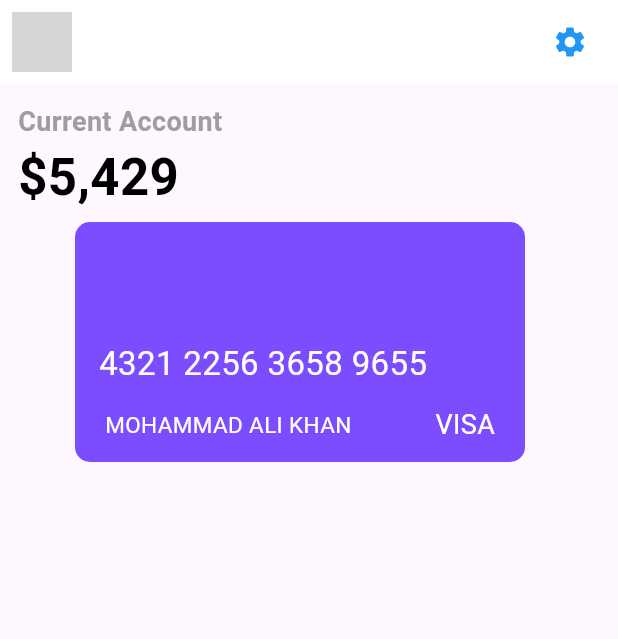
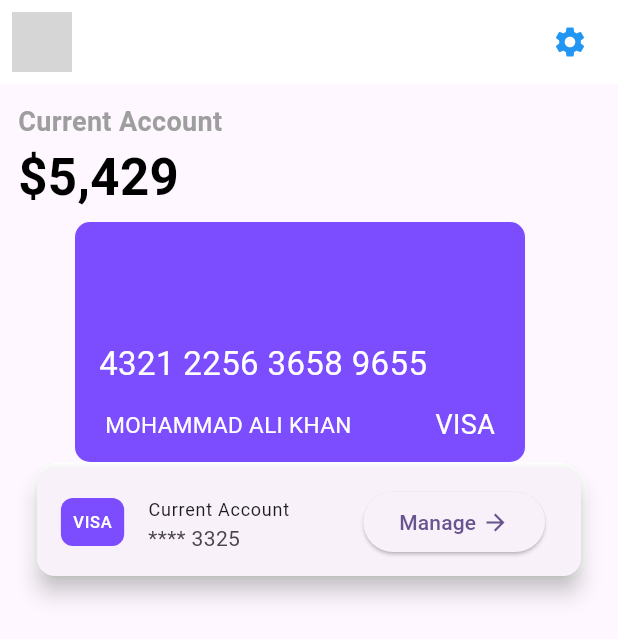
Before and after one commit to makgr/expense_app, a Flutter app: the screen it shows after launch, on a phone screen of 412 x 824 dp. Shown: the top 639 px of the screen. Run offline on Flutter 3.47's test engine with Material 3 defaults, Android fonts, the phone set to English and light mode, and no system bars; network calls fail; grey boxes are pictures that could not be loaded.

Commit message:
manage account

```diff
--- a/lib/screens/home_screen.dart
+++ b/lib/screens/home_screen.dart
@@ -1,6 +1,8 @@
+import 'package:expense_app/screens/widgets/account_manage.dart';
 import 'package:expense_app/screens/widgets/credit_card.dart';
 import 'package:expense_app/screens/widgets/current_account.dart';
 import 'package:flutter/material.dart';
+import 'package:flutter/widgets.dart';
 
 class HomeScreen extends StatelessWidget {
   const HomeScreen({super.key});
@@ -41,6 +43,10 @@ class HomeScreen extends StatelessWidget {
           CreditCard(),
 
           //account manage
+          Align(
+            alignment: Alignment.center,
+            child: AccountManage(),
+          ),
 
           //transactions
         ],
--- /dev/null
+++ b/lib/screens/widgets/account_manage.dart
@@ -0,0 +1,45 @@
+import 'package:flutter/material.dart';
+
+class AccountManage extends StatelessWidget {
+  const AccountManage({super.key});
+
+  @override
+  Widget build(BuildContext context) {
+    return Container(
+      height: 80,
+      width: MediaQuery.of(context).size.width * .90,
+      decoration: BoxDecoration(
+        borderRadius: BorderRadius.circular(20),
+        color: Colors.white,
+      ),
+      child: Card(
+        elevation: 6,
+        child: ListTile(
+          leading: Container(
+            padding: EdgeInsets.all(8),
+            decoration: BoxDecoration(
+                color: Colors.deepPurpleAccent,
+                borderRadius: BorderRadius.circular(8)),
+            child: Text(
+              'VISA',
+              style: TextStyle(color: Colors.white),
+            ),
+          ),
+          title: Text(
+            'Current Account',
+            style: TextStyle(fontSize: 12),
+          ),
+          subtitle: Text('**** 3325'),
+          trailing: ElevatedButton(
+            onPressed: () {},
+            child: Row(mainAxisSize: MainAxisSize.min, children: [
+              Text('Manage'),
+              SizedBox.square(dimension: 4),
+              Icon(Icons.arrow_forward),
+            ]),
+          ),
+        ),
+      ),
+    );
+  }
+}
```
